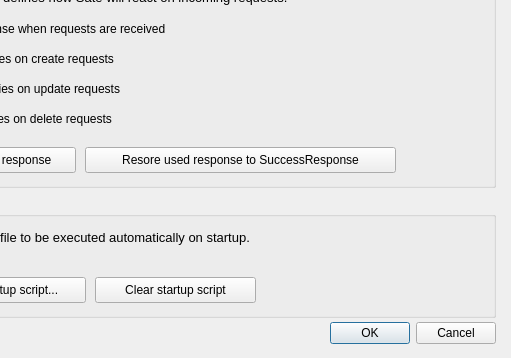
Before: the Qt Designer form src/util/sate/src/settingsdialog.ui in SafirSDK/safir-sdk-core, drawn with Qt 5; both pictures show x 105 to 616 and y 183 to 541 of the 616 by 541 pixel window.
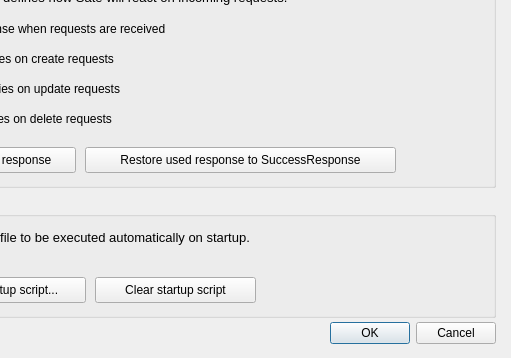
After: the same form once the commit is applied.

```diff
--- a/src/util/sate/src/settingsdialog.ui
+++ b/src/util/sate/src/settingsdialog.ui
@@ -199,7 +199,7 @@
      </rect>
     </property>
     <property name="text">
-     <string>Resore used response to SuccessResponse</string>
+     <string>Restore used response to SuccessResponse</string>
     </property>
    </widget>
   </widget>
```
